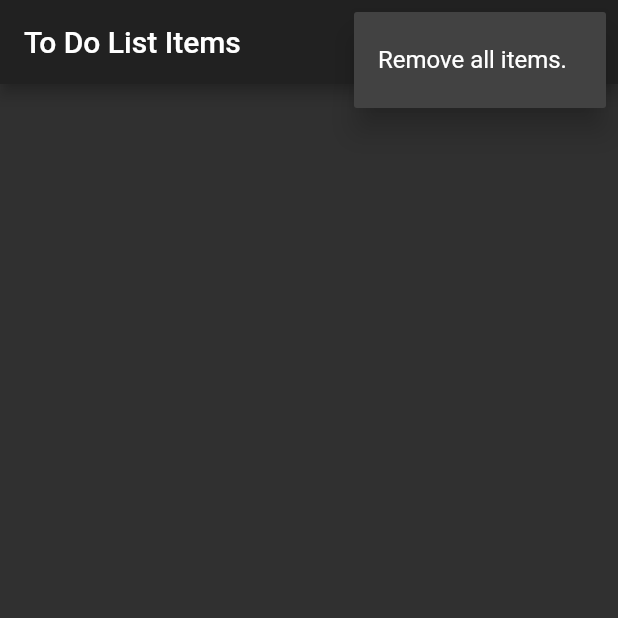
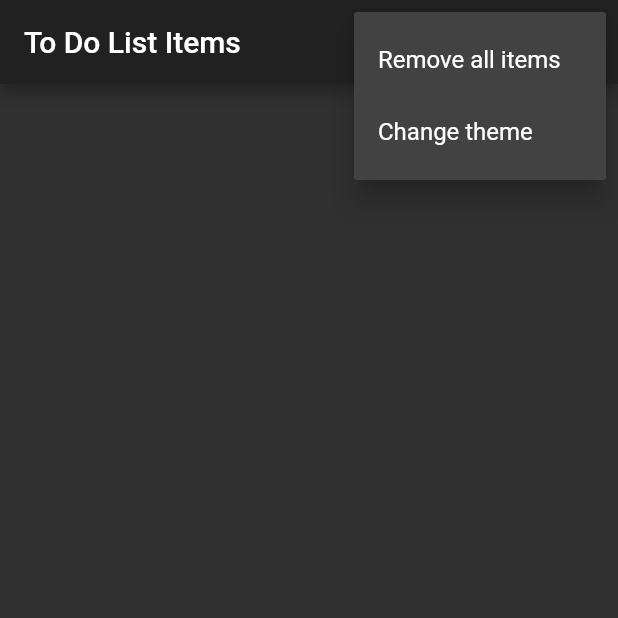
Before and after one commit to hassan-alam/to_do_list_app_flutter, a Flutter app: the screen it shows after launch, after a tap on the "more vert" icon, on a phone screen of 412 x 824 dp, the top half of it. Run offline on Flutter 3.47's test engine with Material 2 defaults, Android fonts, the phone set to English and light mode, and no system bars.

Commit message:
DEV: Added Theme Selection to app, works (but need to refactor text coloring to use the values based on the theme on the context)

```diff
--- a/lib/main.dart
+++ b/lib/main.dart
@@ -9,26 +9,40 @@ final _toDoListPath = 'v3toDoListItems.json';
 
 void main() => runApp(new MyApp());
 
-class MyApp extends StatelessWidget {
+class MyApp extends StatefulWidget {
   // This widget is the root of your application.
+  @override
+  State<MyApp> createState() => new MyAppState();
+}
+
+class MyAppState extends State<MyApp> {
+  ThemeData _themeData = ThemeData.dark();
+
   @override
   Widget build(BuildContext context) {
     return new MaterialApp(
       title: 'Simple To Do List',
-      theme: ThemeData.dark(),
-      home: new ToDoList(),
+      theme: _themeData,
+      home: new ToDoList(
+        themeDataCallback: (val) => setState(() => _themeData = val),
+      ),
     );
   }
 }
 
+typedef void ThemeDataCallback(ThemeData val);
+
 class ToDoList extends StatefulWidget {
+  final ThemeDataCallback themeDataCallback;
+
+  ToDoList({this.themeDataCallback});
+
   @override
   createState() => _ToDoListState();
 }
 
 class _ToDoListState extends State<ToDoList> {
-  final _toDoListTextStyle =
-      const TextStyle(fontSize: 18.0, color: Colors.teal);
+  final _toDoListTextStyle = const TextStyle(fontSize: 18.0);
   final _toDoListTextStyleStriked = const TextStyle(
       fontSize: 18.0,
       color: Colors.blueGrey,
@@ -56,7 +70,11 @@ class _ToDoListState extends State<ToDoList> {
               itemBuilder: (BuildContext context) => <PopupMenuEntry<Choices>>[
                     const PopupMenuItem<Choices>(
                       value: Choices.removeAll,
-                      child: const Text("Remove all items."),
+                      child: const Text("Remove all items"),
+                    ),
+                    const PopupMenuItem<Choices>(
+                      value: Choices.changeThemeData,
+                      child: const Text("Change theme"),
                     )
                   ],
             ),
@@ -249,6 +267,23 @@ class _ToDoListState extends State<ToDoList> {
             ]));
   }
 
+  void _chooseThemeDataSelection() {
+    showDialog(
+        context: context,
+        child: new SimpleDialog(
+            title: const Text('Select your theme:'),
+            children: ThemeDataOptions
+                .getPossibleOptions()
+                .map((item) => new SimpleDialogOption(
+                      onPressed: () {
+                        widget.themeDataCallback(item.themeData);
+                        Navigator.pop(context);
+                      },
+                      child: Text(item.title),
+                    ))
+                .toList()));
+  }
+
   handleDropDownChoiceSelection(Choices _choice) {
     switch (_choice) {
       case Choices.removeAll:
@@ -257,6 +292,13 @@ class _ToDoListState extends State<ToDoList> {
         break;
 
       case Choices.settingsPage:
+        break;
+
+      case Choices.changeThemeData:
+        _chooseThemeDataSelection();
+        break;
+
+      case Choices.information:
         break;
     }
   }
@@ -315,7 +357,22 @@ Future<List<ToDoListItem>> getToDoListItems() async {
   return new List<ToDoListItem>();
 }
 
-enum Choices {
-  removeAll,
-  settingsPage,
+enum Choices { removeAll, settingsPage, changeThemeData, information }
+
+class ThemeDataOptions {
+  final ThemeData themeData;
+  final String title;
+
+  ThemeDataOptions(this.themeData, this.title);
+
+  static List<ThemeDataOptions> getPossibleOptions() {
+    return themeDataOptions;
+  }
+
+  static final ThemeDataOptions DARK =
+      new ThemeDataOptions(ThemeData.dark(), "Dark");
+  static final ThemeDataOptions LIGHT =
+      new ThemeDataOptions(ThemeData.light(), "Light");
+  static final List<ThemeDataOptions> themeDataOptions =
+      List.unmodifiable([DARK, LIGHT]);
 }
```
